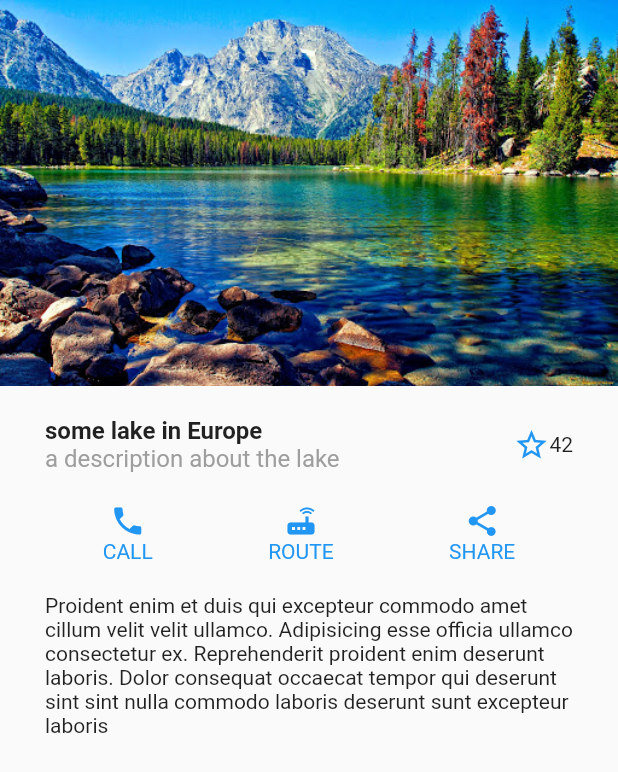
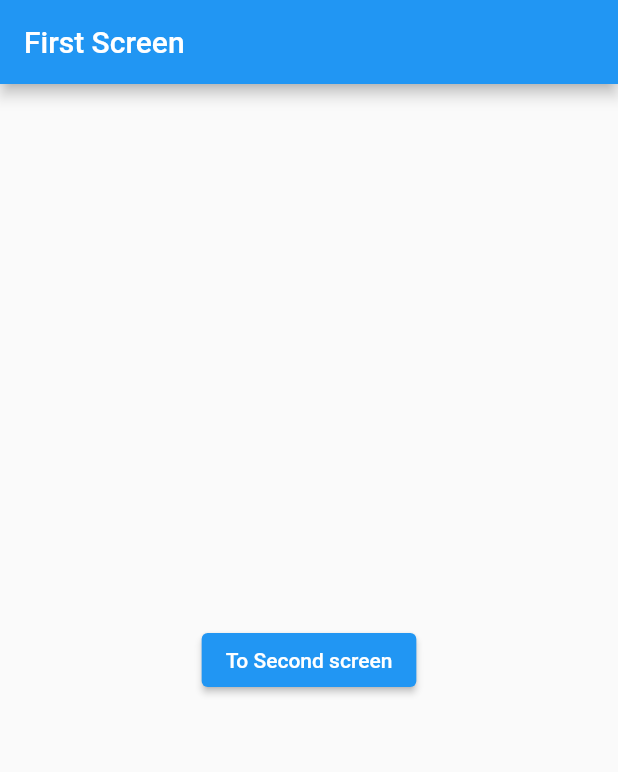
Before and after one commit to HiskelKelemework/AMP_LAB, a Flutter app: the screen it shows after launch, on a phone screen of 412 x 824 dp. Shown: the top 772 px of the screen. Run offline on Flutter 3.47's test engine with Material 2 defaults, Android fonts, the phone set to English and light mode, and no system bars.

```diff
--- a/lib/main.dart
+++ b/lib/main.dart
@@ -1,131 +1,21 @@
 import 'package:flutter/cupertino.dart';
 import 'package:flutter/material.dart';
-import 'package:myapp/star.dart';
-import 'package:myapp/star_stateful.dart';
+import 'package:myapp/screens/first_screen.dart';
+import 'package:myapp/screens/lake_view_screen.dart';
+import 'package:myapp/screens/second_screen.dart';
 
 void main() => runApp(MyApp());
 
 class MyApp extends StatelessWidget {
-  Widget _buildTextRow() {
-    return Row(
-      children: [
-        Expanded(
-          child: Column(
-            crossAxisAlignment: CrossAxisAlignment.start,
-            children: [
-              Text(
-                "some lake in Europe",
-                style: TextStyle(
-                  fontWeight: FontWeight.bold,
-                  fontSize: 16.0,
-                ),
-              ),
-              Text(
-                "a description about the lake",
-                style: TextStyle(
-                  fontSize: 16.0,
-                  color: Colors.grey,
-                ),
-              ),
-            ],
-          ),
-        ),
-        StarStateful(starColor: Colors.blue, count: 42),
-      ],
-    );
-  }
-
-  Widget _buildIconRow() {
-    final textStyle = TextStyle(color: Colors.blue);
-
-    return Padding(
-      padding: const EdgeInsets.symmetric(vertical: 20.0),
-      child: Row(
-        mainAxisAlignment: MainAxisAlignment.spaceAround,
-        children: [
-          Column(
-            children: [
-              Icon(
-                Icons.phone,
-                color: Colors.blue,
-              ),
-              Text(
-                "CALL",
-                style: textStyle,
-              ),
-            ],
-          ),
-          Column(
-            children: [
-              Icon(
-                Icons.router,
-                color: Colors.blue,
-              ),
-              Text(
-                "ROUTE",
-                style: textStyle,
-              ),
-            ],
-          ),
-          Column(
-            children: [
-              Icon(
-                Icons.share,
-                color: Colors.blue,
-              ),
-              Text(
-                "SHARE",
-                style: textStyle,
-              ),
-            ],
-          )
-        ],
-      ),
-    );
-  }
-
-  Widget _buildText() {
-    return Text(
-      "Proident enim et duis qui excepteur commodo amet cillum velit velit ullamco. Adipisicing esse officia ullamco consectetur ex. Reprehenderit proident enim deserunt laboris. Dolor consequat occaecat tempor qui deserunt sint sint nulla commodo laboris deserunt sunt excepteur laboris",
-    );
-  }
-
   @override
   Widget build(BuildContext context) {
-    final colors = <Color>[
-      Colors.black,
-      Colors.red,
-      Colors.yellow,
-      Colors.green,
-      Colors.purple,
-      Colors.cyan,
-      Colors.orange,
-      Colors.brown,
-      Colors.black,
-      Colors.red,
-    ];
-
     return MaterialApp(
       debugShowCheckedModeBanner: false,
-      home: Scaffold(
-          body: Column(
-        children: [
-          Image.asset("assets/lake.jpg"),
-          Padding(
-            padding: const EdgeInsets.symmetric(
-              horizontal: 30.0,
-              vertical: 20.0,
-            ),
-            child: Column(
-              children: [
-                _buildTextRow(),
-                _buildIconRow(),
-                _buildText(),
-              ],
-            ),
-          )
-        ],
-      )),
+      initialRoute: "/first",
+      routes: {
+        "/first": (BuildContext context) => FirstScreen(),
+        "/second": (BuildContext context) => SecondScreen(),
+      },
     );
   }
 }
--- /dev/null
+++ b/lib/screens/first_screen.dart
@@ -0,0 +1,29 @@
+import 'package:flutter/material.dart';
+import 'package:myapp/screens/second_screen.dart';
+
+class FirstScreen extends StatelessWidget {
+  const FirstScreen({Key? key}) : super(key: key);
+
+  @override
+  Widget build(BuildContext context) {
+    return Scaffold(
+      appBar: AppBar(
+        title: Text("First Screen"),
+      ),
+      body: Center(
+        child: ElevatedButton(
+          onPressed: () async {
+            final result = await Navigator.pushNamed(
+              context,
+              "/second",
+              arguments: "From first screen",
+            );
+
+            print("popped with $result");
+          },
+          child: Text("To Second screen"),
+        ),
+      ),
+    );
+  }
+}
```
Also changed, not shown: lib/screens/lake_view_screen.dart (added, +114 -0 lines), lib/screens/second_screen.dart (added, +30 -0 lines).
